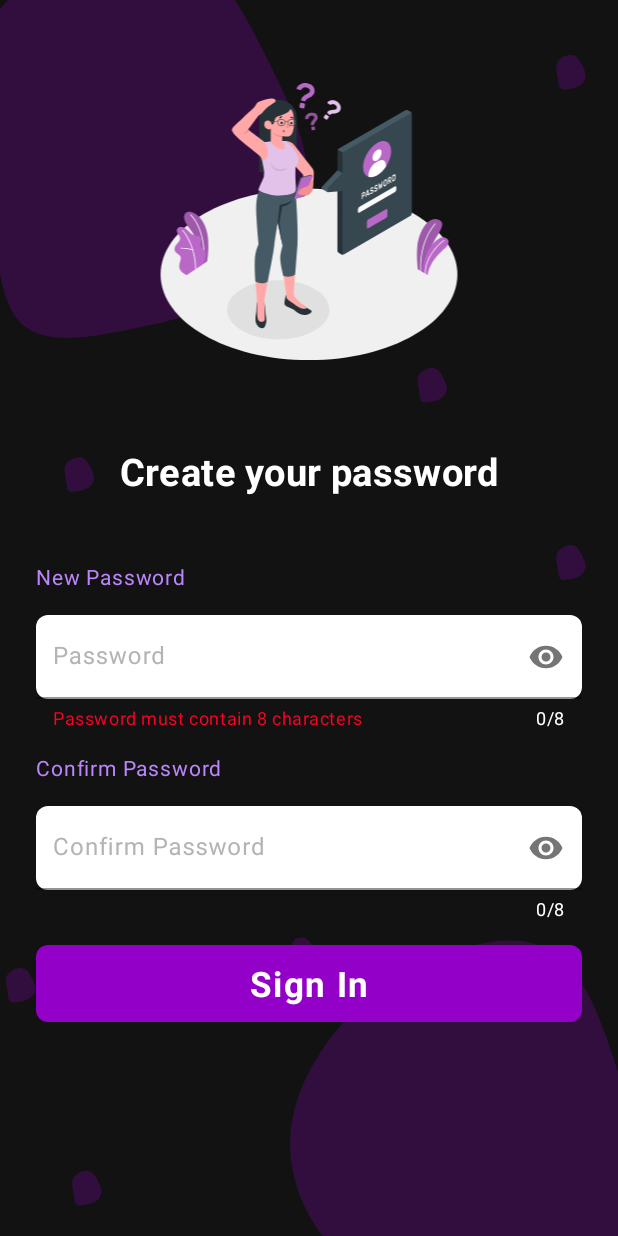
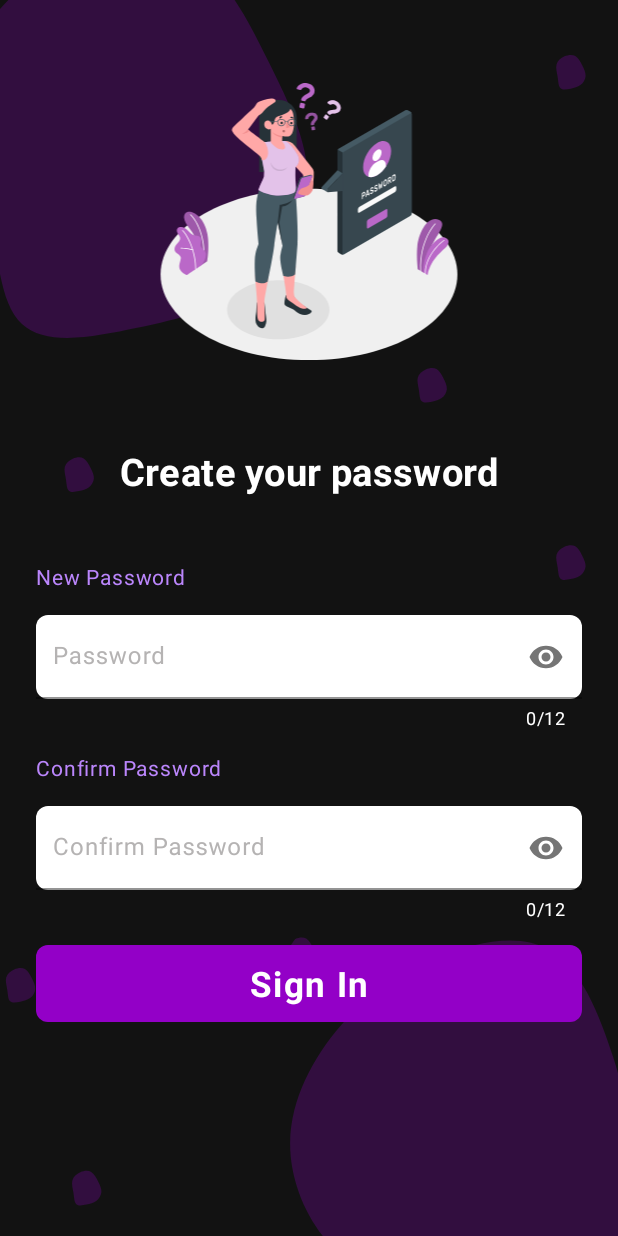
Before and after one commit to guptasandeep7/Cinebuzz, an Android app: the fragment PasswordFragment placed in its activity, on a phone screen of 412 x 824 dp. Run offline under Robolectric (Android 15) with nearby library versions, the light colour scheme and no system bars; Roboto replaces fonts that are not available here.

Commit message:
password length set

```diff
--- a/app/src/main/java/com/example/cinebuzz/auth/PasswordFragment.kt
+++ b/app/src/main/java/com/example/cinebuzz/auth/PasswordFragment.kt
@@ -49,7 +49,7 @@ class PasswordFragment : Fragment(R.layout.password_fragment) {
             }
             else if(validEmail() != null)
             {
-                Toast.makeText(context, "Enter correct password", Toast.LENGTH_SHORT)
+                Toast.makeText(context, validEmail().toString(), Toast.LENGTH_SHORT)
                     .show()
 
             }
@@ -125,8 +125,8 @@ class PasswordFragment : Fragment(R.layout.password_fragment) {
 
     private fun validEmail(): String? {
         val password = binding.password1.text.toString()
-        if (password.length < 8) {
-            return "Password must Contain 8 Characters"
+        if (password.length < 6 || password.length >12) {
+            return "Password must be in range of 6 to 12 Characters"
 
         }
         if (!password.matches(".*[A-Z].*".toRegex()) && (!password.matches(".*[\$#%@&*/+_=?^!].*".toRegex()))) {
--- a/app/src/main/res/layout/login_fragment.xml
+++ b/app/src/main/res/layout/login_fragment.xml
@@ -82,7 +82,7 @@
         android:drawablePadding="10dp"
         app:passwordToggleEnabled="true"
         app:counterEnabled="true"
-        app:counterMaxLength="8"
+        app:counterMaxLength="12"
         app:counterTextColor="@color/white"
         android:textColorHint="#B5B3B3"
         app:boxStrokeWidthFocused="0dp"
@@ -98,7 +98,7 @@
             android:backgroundTint="@color/white"
             android:hint="@string/password"
             android:lines="1"
-            android:maxLength="8"
+            android:maxLength="12"
             android:inputType="textPassword"
             android:letterSpacing="0.04"
             android:paddingStart="11dp"
--- a/app/src/main/res/layout/password_fragment.xml
+++ b/app/src/main/res/layout/password_fragment.xml
@@ -21,7 +21,7 @@
             android:drawablePadding="10dp"
             app:passwordToggleEnabled="true"
             app:counterEnabled="true"
-            app:counterMaxLength="8"
+            app:counterMaxLength="12"
             app:counterTextColor="@color/white"
             android:textColorHint="#B5B3B3"
             app:boxStrokeWidthFocused="0dp"
@@ -37,7 +37,7 @@
                     android:backgroundTint="@color/white"
                     android:hint="@string/confirm_password"
                     android:lines="1"
-                    android:maxLength="8"
+                    android:maxLength="12"
                     android:inputType="textPassword"
                     android:letterSpacing="0.04"
                     android:paddingStart="11dp"
@@ -83,9 +83,9 @@
             android:layout_marginEnd="24dp"
             android:drawablePadding="10dp"
             app:counterEnabled="true"
-            app:counterMaxLength="8"
+            app:counterMaxLength="12"
             app:counterTextColor="@color/white"
-            app:helperText="Password must contain 8 characters"
+            app:helperText=""
             app:helperTextTextColor="#FD0320"
             app:passwordToggleEnabled="true"
             android:textColorHint="#B5B3B3"
@@ -102,7 +102,7 @@
                     android:backgroundTint="@color/white"
                     android:hint="@string/password"
                     android:lines="1"
-                    android:maxLength="8"
+                    android:maxLength="12"
                     android:inputType="textPassword"
                     android:letterSpacing="0.04"
                     android:paddingStart="11dp"
```
